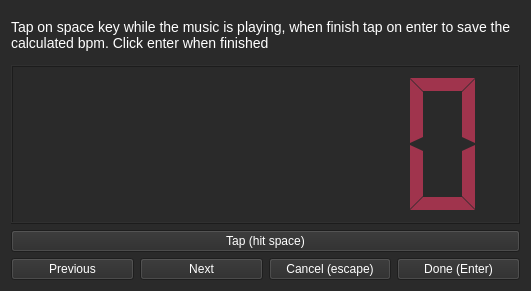
Old version of the form gui/UI_tapbpm.ui in the repository flccrakers/dj-tango.
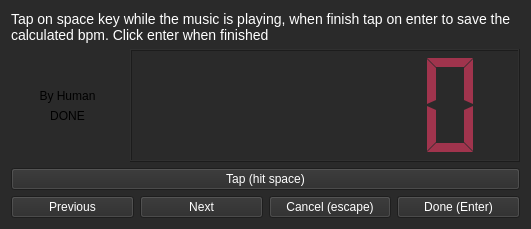
New version of the form.

Commit message: modifié :         bin/DjtangoDialog.py 	modifié :         bin/test-missed.py 	modifié :         djtango/UI_djtango.py 	modifié :         djtango/UI_tapbpm.py 	modifié :         gui/UI_djtango.ui 	modifié :         gui/UI_tapbpm.ui

What changed in the file:
```diff
--- a/gui/UI_tapbpm.ui
+++ b/gui/UI_tapbpm.ui
@@ -10,16 +10,78 @@
     <x>0</x>
     <y>0</y>
     <width>531</width>
-    <height>291</height>
+    <height>229</height>
    </rect>
   </property>
+  <property name="palette">
+   <palette>
+    <active>
+     <colorrole role="Base">
+      <brush brushstyle="SolidPattern">
+       <color alpha="255">
+        <red>42</red>
+        <green>42</green>
+        <blue>42</blue>
+       </color>
+      </brush>
+     </colorrole>
+     <colorrole role="Window">
+      <brush brushstyle="SolidPattern">
+       <color alpha="255">
+        <red>42</red>
+        <green>42</green>
+        <blue>42</blue>
+       </color>
+      </brush>
+     </colorrole>
+    </active>
+    <inactive>
+     <colorrole role="Base">
+      <brush brushstyle="SolidPattern">
+       <color alpha="255">
+        <red>42</red>
+        <green>42</green>
+        <blue>42</blue>
+       </color>
+      </brush>
+     </colorrole>
+     <colorrole role="Window">
+      <brush brushstyle="SolidPattern">
+       <color alpha="255">
+        <red>42</red>
+        <green>42</green>
+        <blue>42</blue>
+       </color>
+      </brush>
+     </colorrole>
+    </inactive>
+    <disabled>
+     <colorrole role="Base">
+      <brush brushstyle="SolidPattern">
+       <color alpha="255">
+        <red>42</red>
+        <green>42</green>
+        <blue>42</blue>
+       </color>
+      </brush>
+     </colorrole>
+     <colorrole role="Window">
+      <brush brushstyle="SolidPattern">
+       <color alpha="255">
+        <red>42</red>
+        <green>42</green>
+        <blue>42</blue>
+       </color>
+      </brush>
+     </colorrole>
+    </disabled>
+   </palette>
+  </property>
   <property name="windowTitle">
    <string>Taping the tempo</string>
   </property>
   <property name="styleSheet">
-   <string notr="true">QDialog#tapDialog{
-	background-color: rgb(42,42,42);
-}</string>
+   <string notr="true"/>
   </property>
   <layout class="QVBoxLayout" name="verticalLayout">
    <item>
@@ -46,7 +108,89 @@
     </widget>
    </item>
    <item>
+    <layout class="QHBoxLayout" name="horizontalLayout_2">
+     <item>
+      <layout class="QVBoxLayout" name="verticalLayout_2">
+       <property name="sizeConstraint">
+        <enum>QLayout::SetFixedSize</enum>
+       </property>
+       <item>
+        <spacer name="verticalSpacer_2">
+         <property name="orientation">
+          <enum>Qt::Vertical</enum>
+         </property>
+         <property name="sizeHint" stdset="0">
+          <size>
+           <width>20</width>
+           <height>30</height>
+          </size>
+         </property>
+        </spacer>
+       </item>
+       <item>
+        <widget class="QLabel" name="labelTypeBmp">
+         <property name="sizePolicy">
+          <sizepolicy hsizetype="Expanding" vsizetype="Fixed">
+           <horstretch>0</horstretch>
+           <verstretch>0</verstretch>
+          </sizepolicy>
+         </property>
+         <property name="text">
+          <string>By Human</string>
+         </property>
+         <property name="alignment">
+          <set>Qt::AlignHCenter|Qt::AlignTop</set>
+         </property>
+        </widget>
+       </item>
+       <item>
+        <widget class="QLabel" name="labelDone">
+         <property name="sizePolicy">
+          <sizepolicy hsizetype="Expanding" vsizetype="Fixed">
+           <horstretch>0</horstretch>
+           <verstretch>0</verstretch>
+          </sizepolicy>
+         </property>
+         <property name="text">
+          <string>DONE</string>
+         </property>
+         <property name="alignment">
+          <set>Qt::AlignHCenter|Qt::AlignTop</set>
+         </property>
+        </widget>
+       </item>
+       <item>
+        <spacer name="verticalSpacer">
+         <property name="orientation">
+          <enum>Qt::Vertical</enum>
+         </property>
+         <property name="sizeType">
+          <enum>QSizePolicy::Expanding</enum>
+         </property>
+         <property name="sizeHint" stdset="0">
+          <size>
+           <width>20</width>
+           <height>30</height>
+          </size>
+         </property>
+        </spacer>
+       </item>
+      </layout>
+     </item>
+     <item>
     <widget class="QLCDNumber" name="lcdNumber">
+       <property name="sizePolicy">
+        <sizepolicy hsizetype="Preferred" vsizetype="Minimum">
+         <horstretch>0</horstretch>
+         <verstretch>0</verstretch>
+        </sizepolicy>
+       </property>
+       <property name="minimumSize">
+        <size>
+         <width>390</width>
+         <height>0</height>
+        </size>
+       </property>
      <property name="styleSheet">
       <string notr="true">QLCDNumber{
 	color: rgb(160,52,77);
@@ -78,6 +222,8 @@
       <number>0</number>
      </property>
     </widget>
+     </item>
+    </layout>
    </item>
    <item>
     <widget class="QPushButton" name="tapButton">
```
Lines whose indentation alone changed are shown as unchanged. The commit also changes 5 other files.
